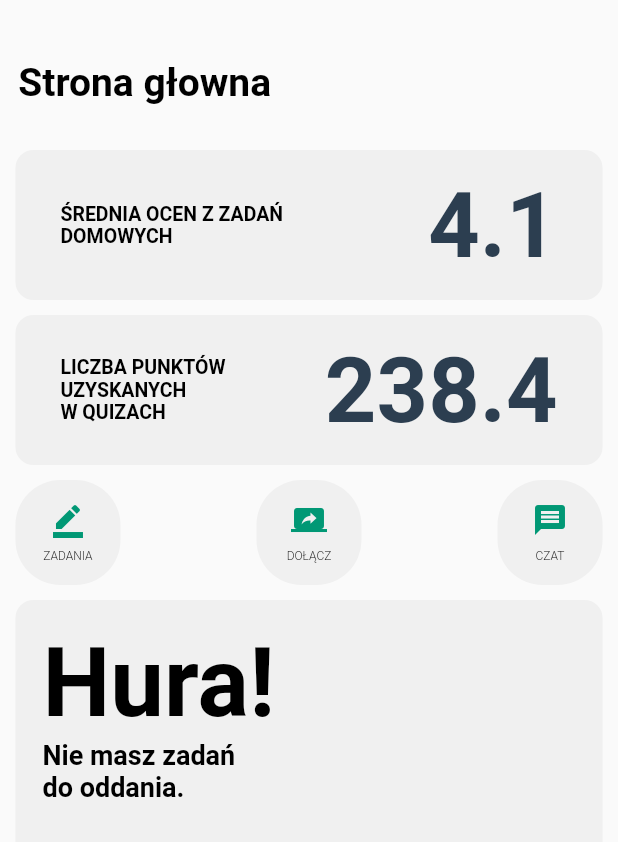
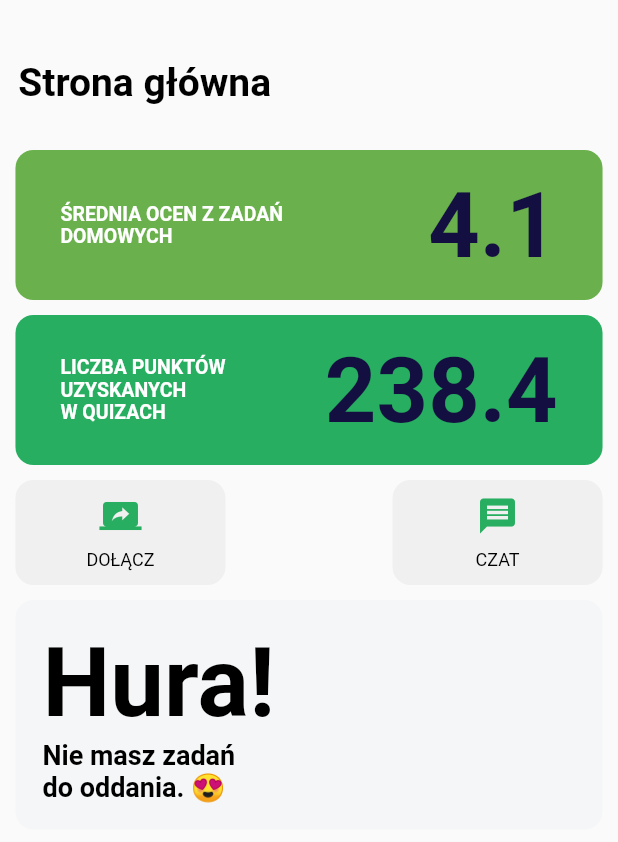
Before and after one commit to agh-educloud/mobile, a Flutter app: the Main screen opened directly, on a phone screen of 412 x 824 dp. Shown: the top 842 px of the screen. Run offline on Flutter 3.47's test engine with Material 2 defaults, Android fonts, the phone set to English and light mode, and no system bars; our stand-ins replace random_string; missing offline and left inert: flutter_verification_code_input, grpc, protobuf; Roboto replaces fonts that are missing (Oxygen).

```diff
--- a/lib/screens/auth/widgets/logo/logo.dart
+++ b/lib/screens/auth/widgets/logo/logo.dart
@@ -33,7 +33,7 @@ class LogoText extends StatelessWidget {
           TextSpan(
             text: 'MAŁOPOLSKA\n',
             style: TextStyle(
-                color: Color(0xffffffff).withOpacity(0.55),
+                color: Color(0xffffffff),
                 fontWeight: FontWeight.bold,
                 fontFamily: 'Oxygen',
                 fontSize: 38),
--- a/lib/screens/main/main.dart
+++ b/lib/screens/main/main.dart
@@ -1,34 +1,12 @@
 import 'package:flutter/material.dart';
 import 'package:flutter/widgets.dart';
 import 'package:mobile/screens/main/widgets/chat/chat.dart';
-import 'package:mobile/screens/main/widgets/chat/space.dart';
 import 'package:mobile/screens/main/widgets/degrees/degree.dart';
-import 'package:mobile/screens/main/widgets/homework/homework.dart';
 import 'package:mobile/screens/main/widgets/homework/space.dart';
 import 'package:mobile/screens/main/widgets/join/join.dart';
-import 'package:mobile/screens/main/widgets/title/title.dart';
+import 'package:mobile/widgets/page_title.dart';
 
-class Main extends StatefulWidget {
-  @override
-  _MainState createState() => _MainState();
-}
-
-class _MainState extends State<Main> {
-  bool isHomework = true;
-
-  void toggleToChat() {
-    setState(() {
-      // notify flutter that state changed
-      this.isHomework = false;
-    });
-  }
-
-  void toggleToHomework() {
-    setState(() {
-      this.isHomework = true;
-    });
-  }
-
+class Main extends StatelessWidget {
   @override
   Widget build(BuildContext context) {
     return Scaffold(
@@ -38,15 +16,19 @@ class _MainState extends State<Main> {
                     mainAxisAlignment: MainAxisAlignment.start,
                     children: <Widget>[
           new Padding(padding: EdgeInsets.all(20.0)),
-          new MainWindowTitle(),
+          new PageTitle(
+            text: "Strona główna",
+          ),
           new DegreeMeanValueWindow(
             degree: 4.1,
             description: "ŚREDNIA OCEN Z ZADAŃ\nDOMOWYCH",
+            color: new Color(0xff6ab04c),
           ),
           new Padding(padding: EdgeInsets.all(5.0)),
           new DegreeMeanValueWindow(
             degree: 238.4,
             description: "LICZBA PUNKTÓW\nUZYSKANYCH\nW QUIZACH",
+            color: new Color(0xff27ae60),
           ),
           new Padding(padding: EdgeInsets.all(5.0)),
           new Container(
@@ -54,18 +36,13 @@ class _MainState extends State<Main> {
             child: Row(
               mainAxisAlignment: MainAxisAlignment.spaceBetween,
               children: <Widget>[
-                new HomeworkButton(
-                  toggleToHomework: toggleToHomework,
-                ),
                 new JoinButton(),
-                new ChatButton(
-                  toggleToChat: toggleToChat,
-                ),
+                new ChatButton(),
               ],
             ),
           ),
           new Padding(padding: EdgeInsets.all(5.0)),
-          isHomework ? new HomeworkSpace() : new ChatSpace()
+          new HomeworkSpace()
         ]))));
   }
 }
--- a/lib/screens/main/widgets/chat/chat.dart
+++ b/lib/screens/main/widgets/chat/chat.dart
@@ -1,5 +1,6 @@
 import 'package:flutter/material.dart';
 import 'package:flutter/widgets.dart';
+import 'package:mobile/screens/chat/chat.dart';
 import 'package:mobile/widgets/round_button.dart';
 
 class ChatButton extends StatelessWidget {
@@ -12,12 +13,16 @@ class ChatButton extends StatelessWidget {
     return new RoundButton(
       icon: new Icon(
         Icons.message,
-        color: Color(0xff019875),
-        size: 24.0,
+        color: Color(0xff27ae60),
+        size: 28.0,
       ),
       buttonName: "CZAT",
       onPressed: () {
-        this.toggleToChat();
+        debugPrint("Dołącz");
+        Navigator.push(
+          context,
+          MaterialPageRoute(builder: (context) => Chat()),
+        );
       },
     );
   }
--- a/lib/screens/main/widgets/degrees/degree.dart
+++ b/lib/screens/main/widgets/degrees/degree.dart
@@ -4,8 +4,9 @@ import 'package:flutter/widgets.dart';
 class DegreeMeanValueWindow extends StatelessWidget {
   final double degree;
   final String description;
+  final Color color;
 
-  DegreeMeanValueWindow({this.degree, this.description});
+  DegreeMeanValueWindow({this.degree, this.description, this.color});
 
   @override
   Widget build(BuildContext context) {
@@ -15,7 +16,7 @@ class DegreeMeanValueWindow extends StatelessWidget {
       color: Colors.transparent,
       child: new Container(
         decoration: new BoxDecoration(
-            color: Color(0xffC4C4C4).withOpacity(0.19),
+            color: color,
             borderRadius: BorderRadius.all(Radius.circular(12))),
         child: Row(
           mainAxisAlignment: MainAxisAlignment.spaceBetween,
@@ -48,7 +49,7 @@ class DegreeMeanValueText extends StatelessWidget {
                 new TextSpan(
                   text: description,
                   style: new TextStyle(
-                      color: Colors.black,
+                      color:  Colors.white,
                       fontWeight: FontWeight.bold,
                       fontFamily: 'Oxygen',
                       fontSize: 13),
@@ -76,7 +77,7 @@ class DegreeMeanValue extends StatelessWidget {
             text: this.degree.toString(),
             style: new TextStyle(
                 fontWeight: FontWeight.bold,
-                color: new Color(0xff2c3e50),
+                color: Color(0xff130f40),
                 fontFamily: 'Oxygen',
                 fontSize: 60),
           )),
--- a/lib/screens/main/widgets/homework/homework.dart
+++ /dev/null
@@ -1,25 +0,0 @@
-import 'package:flutter/material.dart';
-import 'package:flutter/widgets.dart';
-import 'package:mobile/widgets/round_button.dart';
-
-class HomeworkButton extends StatelessWidget {
-  final VoidCallback toggleToHomework;
-
-  HomeworkButton({this.toggleToHomework});
-
-  @override
-  Widget build(BuildContext context) {
-    return new RoundButton(
-      icon: new Icon(
-        Icons.border_color,
-        color: Color(0xff019875),
-        size: 24.0,
-      ),
-      buttonName: "ZADANIA",
-      onPressed: () {
-        debugPrint("Homework");
-        toggleToHomework();
-      },
-    );
-  }
-}
--- a/lib/screens/main/widgets/homework/space.dart
+++ b/lib/screens/main/widgets/homework/space.dart
@@ -5,12 +5,11 @@ class HomeworkSpace extends StatelessWidget {
   @override
   Widget build(BuildContext context) {
     return new Container(
-        height: 600.0,
         width: MediaQuery.of(context).size.width * 0.95,
         color: Colors.transparent,
         child: new Container(
             decoration: new BoxDecoration(
-                color: Color(0xffC4C4C4).withOpacity(0.19),
+                color: Color(0xffdfe4ea).withOpacity(0.19),
                 borderRadius: BorderRadius.all(Radius.circular(12))),
             child: Padding(
               padding: const EdgeInsets.all(18.0),
@@ -27,7 +26,7 @@ class HomeworkSpace extends StatelessWidget {
                             fontSize: 64),
                       ),
                       new TextSpan(
-                        text: 'Nie masz zadań\ndo oddania.',
+                        text: 'Nie masz zadań\ndo oddania. 😍',
                         style: new TextStyle(
                             color: Colors.black,
                             fontWeight: FontWeight.bold,
--- a/lib/screens/main/widgets/join/join.dart
+++ b/lib/screens/main/widgets/join/join.dart
@@ -9,8 +9,8 @@ class JoinButton extends StatelessWidget {
     return new RoundButton(
       icon: new Icon(
         Icons.screen_share,
-        color: Color(0xff019875),
-        size: 24.0,
+        color: Color(0xff27ae60),
+        size: 28.0,
       ),
       buttonName: "DOŁĄCZ",
       onPressed: () {
--- a/lib/screens/main/widgets/title/title.dart
+++ b/lib/widgets/page_title.dart
@@ -1,8 +1,11 @@
 import 'package:flutter/material.dart';
 import 'package:flutter/widgets.dart';
 
+class PageTitle extends StatelessWidget {
+  final String text;
 
-class MainWindowTitle extends StatelessWidget {
+  PageTitle({this.text});
+
   @override
   Widget build(BuildContext context) {
     return new Container(
@@ -12,7 +15,7 @@ class MainWindowTitle extends StatelessWidget {
           text: TextSpan(
             children: <TextSpan>[
               TextSpan(
-                text: 'Strona głowna\n',
+                text: text + "\n",
                 style: TextStyle(
                     color: Colors.black,
                     fontWeight: FontWeight.bold,
--- a/lib/widgets/round_button.dart
+++ b/lib/widgets/round_button.dart
@@ -12,7 +12,7 @@ class RoundButton extends StatelessWidget {
   Widget build(BuildContext context) {
     return new SizedBox(
         height: 70,
-        width: 70,
+        width: 140,
         child: new FlatButton(
           child: new Column(
             mainAxisAlignment: MainAxisAlignment.center,
@@ -27,9 +27,8 @@ class RoundButton extends StatelessWidget {
                       text: buttonName,
                       style: TextStyle(
                           color: Colors.black,
-                          fontWeight: FontWeight.w300,
                           fontFamily: 'Oxygen',
-                          fontSize: 8),
+                          fontSize: 12),
                     ),
                   ],
                 ),
@@ -39,7 +38,7 @@ class RoundButton extends StatelessWidget {
           ),
           onPressed: onPressed,
           shape: new RoundedRectangleBorder(
-              borderRadius: new BorderRadius.circular(30.0)),
+              borderRadius: new BorderRadius.circular(12.0)),
           color: Color(0xffC4C4C4).withOpacity(0.19),
           splashColor: Colors.white70,
         ));
```
Also changed, not shown: lib/screens/chat/chat.dart (added, +112 -0 lines), lib/screens/chat/widget/message.dart (renamed from lib/screens/main/widgets/chat/message.dart, +13 -6 lines), lib/screens/main/widgets/chat/space.dart (deleted, +0 -86 lines).
